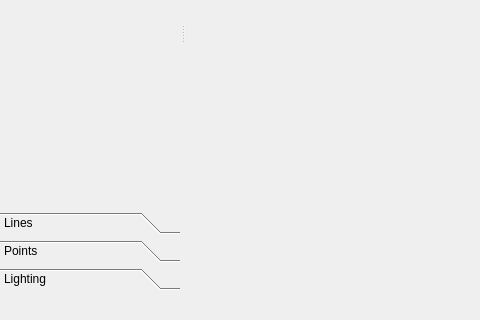
LiangliangNan/Easy3D, file applications/Mapple/main_window.ui: the form before one commit; both pictures show x 0 to 480 and y 280 to 600 of the 800 by 600 pixel window.
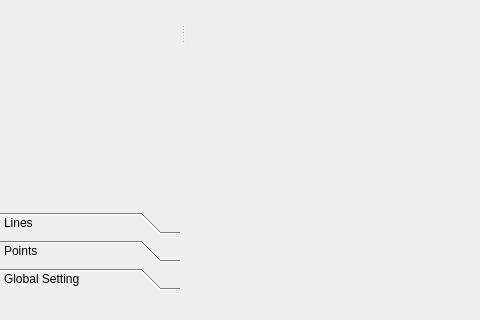
The form after the commit. Icons and pictures are not drawn.

```diff
--- a/applications/Mapple/main_window.ui
+++ b/applications/Mapple/main_window.ui
@@ -293,7 +293,7 @@
           <normaloff>Resources/icons/light.png</normaloff>Resources/icons/light.png</iconset>
         </attribute>
         <attribute name="label">
-         <string>Lighting</string>
+         <string>Global Setting</string>
         </attribute>
         <layout class="QVBoxLayout" name="verticalLayout_7">
          <property name="leftMargin">
```
Left out of the diff: 23 changed lines with no effect on the pictures.
